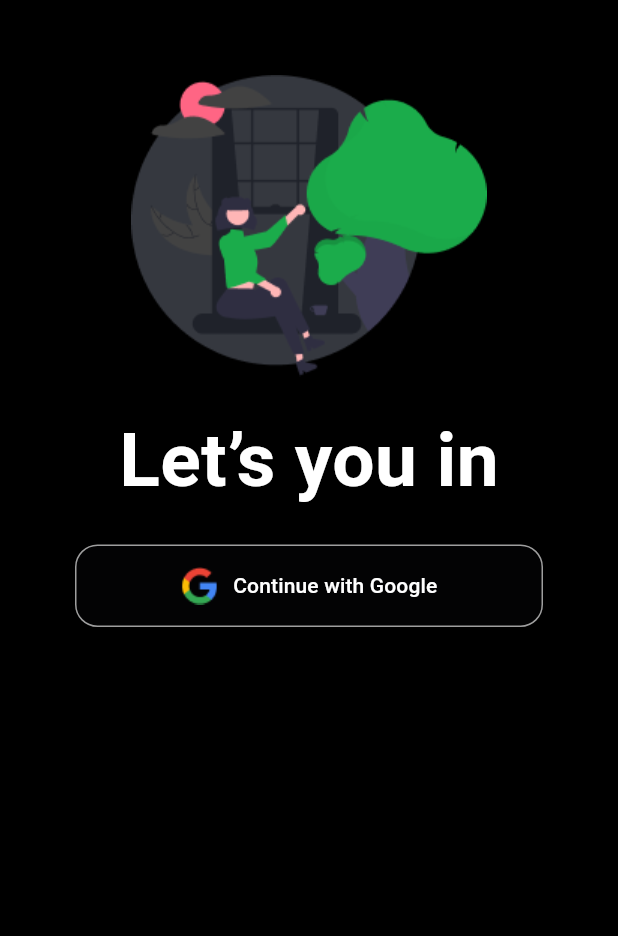
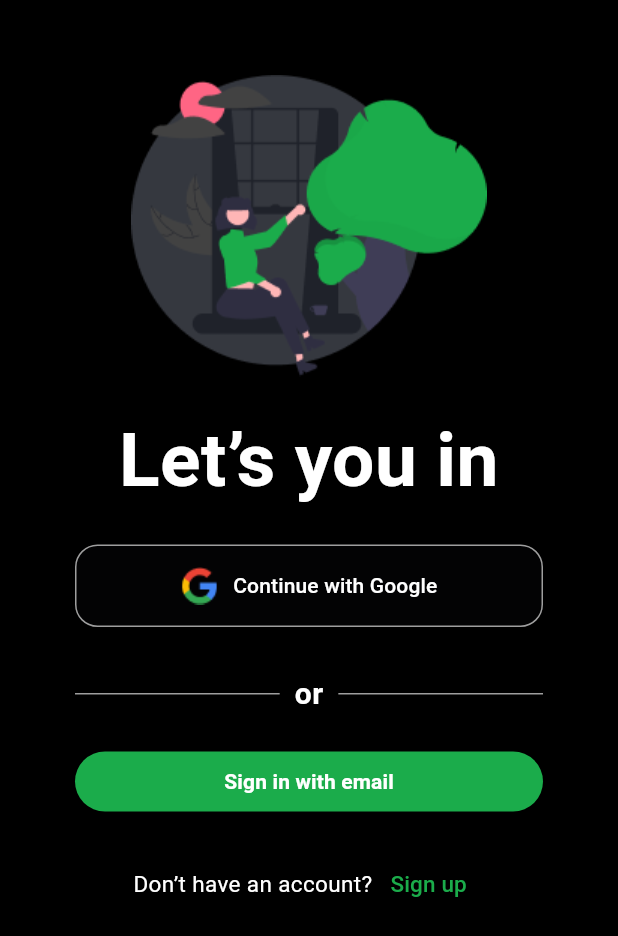
Before and after one commit to vio123/FlutterFood, a Flutter app: the StartLoginScreen screen opened directly, on a phone screen of 412 x 824 dp. Shown: the top 936 px of the screen. Run offline on Flutter 3.47's test engine with Material 2 defaults, Android fonts, the phone set to English and light mode, and no system bars; our stand-ins replace simple_circular_progress_bar, smooth_page_indicator; missing offline and left inert: universal_html; statements that could not run were skipped.

Commit message:
start-login screen

```diff
--- a/lib/screens/start_login_screen.dart
+++ b/lib/screens/start_login_screen.dart
@@ -11,6 +11,7 @@ class StartLoginScreen extends StatefulWidget {
 
 class _StartLoginScreenState extends State<StartLoginScreen> {
   String userAgent = "";
+
   @override
   void initState() {
     super.initState();
@@ -18,11 +19,13 @@ class _StartLoginScreenState extends State<StartLoginScreen> {
       userAgent = html.window.navigator.userAgent.toLowerCase();
     });
   }
+
   @override
   Widget build(BuildContext context) {
     return Scaffold(
       backgroundColor: Colors.black,
       body: Column(
+        crossAxisAlignment: CrossAxisAlignment.stretch,
         children: [
           const SizedBox(
             height: 50,
@@ -45,6 +48,7 @@ class _StartLoginScreenState extends State<StartLoginScreen> {
             "Let’s you in",
             style: TextStyle(
                 color: Colors.white, fontWeight: FontWeight.bold, fontSize: 50),
+            textAlign: TextAlign.center,
           ),
           const SizedBox(
             height: 20,
@@ -57,16 +61,92 @@ class _StartLoginScreenState extends State<StartLoginScreen> {
               btnText: "Continue with Google",
             ),
           ),
-          const SizedBox(height: 10,),
-          userAgent.contains('iphone') || userAgent.contains('ipad') || userAgent.contains('mac os') ?
-          const Padding(
-            padding: EdgeInsets.symmetric(horizontal: 50),
-            child: ButtonWithIcon(
-              backgroundColor: Color(0x0f35383f),
-              imageAsset: "assets/appleIcon.png",
-              btnText: "Continue with Apple",
+          const SizedBox(
+            height: 10,
+          ),
+          userAgent.contains('iphone') ||
+                  userAgent.contains('ipad') ||
+                  userAgent.contains('mac os')
+              ? const Padding(
+                  padding: EdgeInsets.symmetric(horizontal: 50),
+                  child: ButtonWithIcon(
+                    backgroundColor: Color(0x0f35383f),
+                    imageAsset: "assets/appleIcon.png",
+                    btnText: "Continue with Apple",
+                  ),
+                )
+              : const SizedBox.shrink(),
+          SizedBox(
+            height: 20,
+          ),
+          Padding(
+            padding: const EdgeInsets.symmetric(horizontal: 50),
+            child: Row(
+              mainAxisAlignment: MainAxisAlignment.center,
+              children: [
+                Expanded(
+                  child: Container(
+                    height: 1,
+                    color: Colors.grey,
+                  ),
+                ),
+                SizedBox(
+                  width: 10,
+                ),
+                Text(
+                  'or',
+                  style: TextStyle(
+                      color: Colors.white,
+                      fontWeight: FontWeight.bold,
+                      fontSize: 20),
+                ),
+                const SizedBox(
+                  width: 10,
+                ),
+                Expanded(
+                  child: Container(
+                    height: 1,
+                    color: Colors.grey,
+                  ),
+                ),
+              ],
             ),
-          ) : SizedBox.shrink(),
+          ),
+          const SizedBox(
+            height: 20,
+          ),
+          Padding(
+            padding: const EdgeInsets.symmetric(horizontal: 50),
+            child: ElevatedButton(
+              style: ElevatedButton.styleFrom(
+                  backgroundColor: const Color(0xFF1BAC4B)),
+              onPressed: () {},
+              child: const Text(
+                "Sign in with email",
+                style:
+                    TextStyle(color: Colors.white, fontWeight: FontWeight.bold),
+              ),
+            ),
+          ),
+          const SizedBox(
+            height: 20,
+          ),
+          Row(
+            mainAxisAlignment: MainAxisAlignment.center,
+            children: [
+              const Text(
+                'Don’t have an account?',
+                style: TextStyle(color: Colors.white, fontSize: 15),
+              ),
+              TextButton(
+                onPressed: () {},
+                child: const Text(
+                  'Sign up',
+                  style: TextStyle(color: Color(0xFF1BAC4B), fontSize: 15),
+                ),
+              ),
+            ],
+          ),
         ],
       ),
     );
--- a/lib/widget/button_with_icon.dart
+++ b/lib/widget/button_with_icon.dart
@@ -27,7 +27,7 @@ class ButtonWithIcon extends StatelessWidget {
       ),
       onPressed: () {},
       child: Padding(
-        padding: const EdgeInsets.symmetric(vertical: 15, horizontal: 30),
+        padding: const EdgeInsets.symmetric(vertical: 15, horizontal: 25),
         child: Row(
           mainAxisAlignment: MainAxisAlignment.center,
           children: [
```
